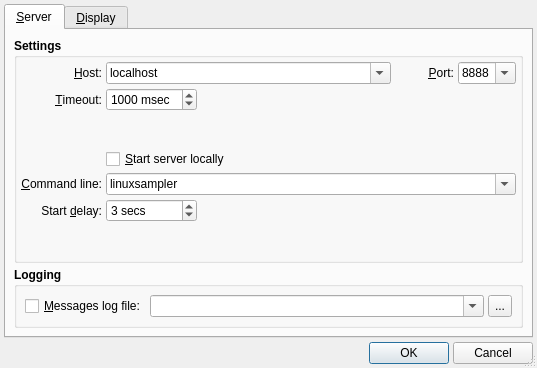
Qt form src/qsamplerOptionsForm.ui (rncbc/qsampler) before a commit.
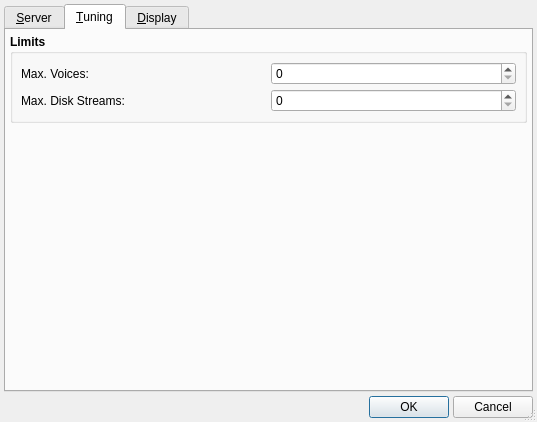
The same form after that commit. The open tabs and pages were chosen to show the change. Icons and pictures are not drawn.

Commit message: * Added support for runtime max. voices / disk streams setting (accessible   from the "Options..." dialog). Those fine tuning settins will be saved   in case the user modified them and automatically restored to the sampler   when reconnecting to a sampler the next time. * bumped version to 0.2.1.20

Patch:
```diff
--- a/src/qsamplerOptionsForm.ui
+++ b/src/qsamplerOptionsForm.ui
@@ -27,7 +27,7 @@
     <x>0</x>
     <y>0</y>
     <width>537</width>
-    <height>368</height>
+    <height>422</height>
    </rect>
   </property>
   <property name="windowTitle" >
@@ -108,8 +108,8 @@
        <rect>
         <x>0</x>
         <y>0</y>
-        <width>523</width>
-        <height>301</height>
+        <width>525</width>
+        <height>352</height>
        </rect>
       </property>
       <attribute name="title" >
@@ -222,10 +222,8 @@
           </item>
           <item row="0" column="1" colspan="2" >
            <widget class="QComboBox" name="ServerHostComboBox" >
-             <property name="sizePolicy" >
-             <sizepolicy>
-              <hsizetype>7</hsizetype>
-              <vsizetype>0</vsizetype>
+            <property name="sizePolicy" >
+             <sizepolicy vsizetype="Fixed" hsizetype="Expanding" >
               <horstretch>0</horstretch>
               <verstretch>0</verstretch>
              </sizepolicy>
@@ -293,9 +291,7 @@
           <item row="4" column="1" colspan="4" >
            <widget class="QComboBox" name="ServerCmdLineComboBox" >
             <property name="sizePolicy" >
-             <sizepolicy>
-              <hsizetype>7</hsizetype>
-              <vsizetype>0</vsizetype>
+             <sizepolicy vsizetype="Fixed" hsizetype="Expanding" >
               <horstretch>0</horstretch>
               <verstretch>0</verstretch>
              </sizepolicy>
@@ -344,9 +340,7 @@
           <item row="5" column="1" >
            <widget class="QSpinBox" name="StartDelaySpinBox" >
             <property name="sizePolicy" >
-             <sizepolicy>
-              <hsizetype>5</hsizetype>
-              <vsizetype>0</vsizetype>
+             <sizepolicy vsizetype="Fixed" hsizetype="Preferred" >
               <horstretch>0</horstretch>
               <verstretch>0</verstretch>
              </sizepolicy>
@@ -431,9 +425,7 @@
           <item row="1" column="1" >
            <widget class="QSpinBox" name="ServerTimeoutSpinBox" >
             <property name="sizePolicy" >
-             <sizepolicy>
-              <hsizetype>5</hsizetype>
-              <vsizetype>0</vsizetype>
+             <sizepolicy vsizetype="Fixed" hsizetype="Preferred" >
               <horstretch>0</horstretch>
               <verstretch>0</verstretch>
              </sizepolicy>
@@ -535,9 +527,7 @@
           <item row="0" column="1" colspan="3" >
            <widget class="QComboBox" name="MessagesLogPathComboBox" >
             <property name="sizePolicy" >
-             <sizepolicy>
-              <hsizetype>7</hsizetype>
-              <vsizetype>0</vsizetype>
+             <sizepolicy vsizetype="Fixed" hsizetype="Expanding" >
               <horstretch>0</horstretch>
               <verstretch>0</verstretch>
              </sizepolicy>
@@ -611,6 +601,104 @@
        </item>
       </layout>
      </widget>
+     <widget class="QWidget" name="TuningTabPage" >
+      <property name="geometry" >
+       <rect>
+        <x>0</x>
+        <y>0</y>
+        <width>525</width>
+        <height>352</height>
+       </rect>
+      </property>
+      <attribute name="title" >
+       <string>&amp;Tuning</string>
+      </attribute>
+      <layout class="QGridLayout" name="gridLayout" >
+       <item row="0" column="0" >
+        <widget class="QGroupBox" name="LimitsGroupBox" >
+         <property name="font" >
+          <font>
+           <weight>75</weight>
+           <bold>true</bold>
+          </font>
+         </property>
+         <property name="title" >
+          <string>Limits</string>
+         </property>
+         <property name="flat" >
+          <bool>true</bool>
+         </property>
+         <layout class="QGridLayout" name="_2" >
+          <property name="margin" >
+           <number>8</number>
+          </property>
+          <property name="spacing" >
+           <number>4</number>
+          </property>
+          <item row="0" column="0" >
+           <widget class="QLabel" name="MaxVoicesTextLabel" >
+            <property name="font" >
+             <font>
+              <weight>50</weight>
+              <bold>false</bold>
+             </font>
+            </property>
+            <property name="text" >
+             <string>Max. Voices:</string>
+            </property>
+           </widget>
+          </item>
+          <item row="0" column="1" >
+           <widget class="QSpinBox" name="MaxVoicesSpinBox" >
+            <property name="font" >
+             <font>
+              <weight>50</weight>
+              <bold>false</bold>
+             </font>
+            </property>
+           </widget>
+          </item>
+          <item row="1" column="1" >
+           <widget class="QSpinBox" name="MaxStreamsSpinBox" >
+            <property name="font" >
+             <font>
+              <weight>50</weight>
+              <bold>false</bold>
+             </font>
+            </property>
+           </widget>
+          </item>
+          <item row="1" column="0" >
+           <widget class="QLabel" name="MaxDiskStreamsTextLabel" >
+            <property name="font" >
+             <font>
+              <weight>50</weight>
+              <bold>false</bold>
+             </font>
+            </property>
+            <property name="text" >
+             <string>Max. Disk Streams:</string>
+            </property>
+           </widget>
+          </item>
+         </layout>
+        </widget>
+       </item>
+       <item row="1" column="0" >
+        <spacer name="verticalSpacer" >
+         <property name="orientation" >
+          <enum>Qt::Vertical</enum>
+         </property>
+         <property name="sizeHint" stdset="0" >
+          <size>
+           <width>20</width>
+           <height>83</height>
+          </size>
+         </property>
+        </spacer>
+       </item>
+      </layout>
+     </widget>
      <widget class="QWidget" name="DisplayTabPage" >
       <property name="geometry" >
        <rect>
```
Left out of the diff: 20 changed lines with no effect on the pictures. The commit also changes 7 other files.
